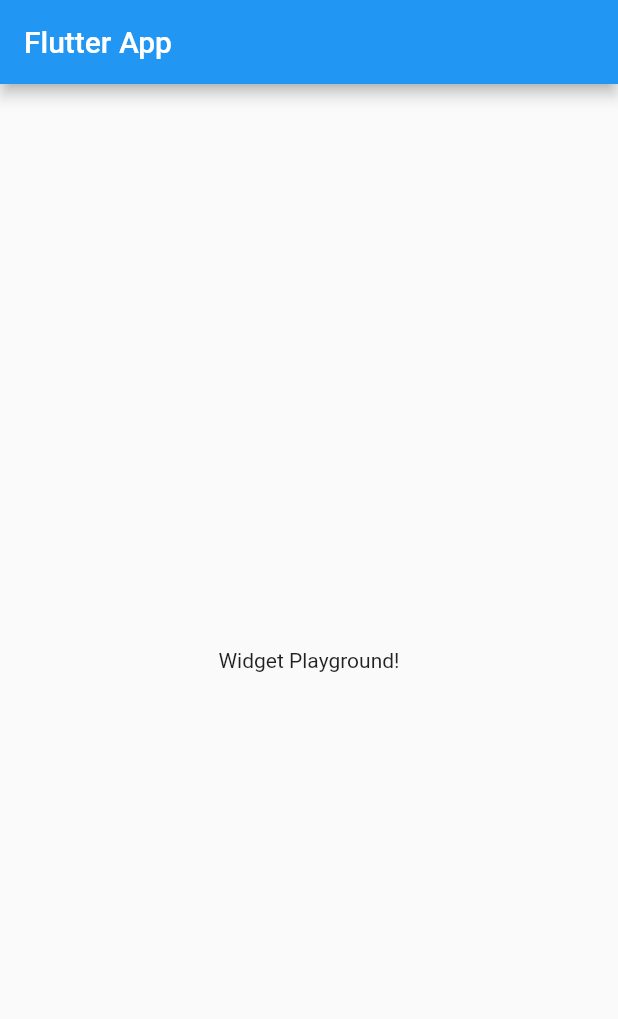
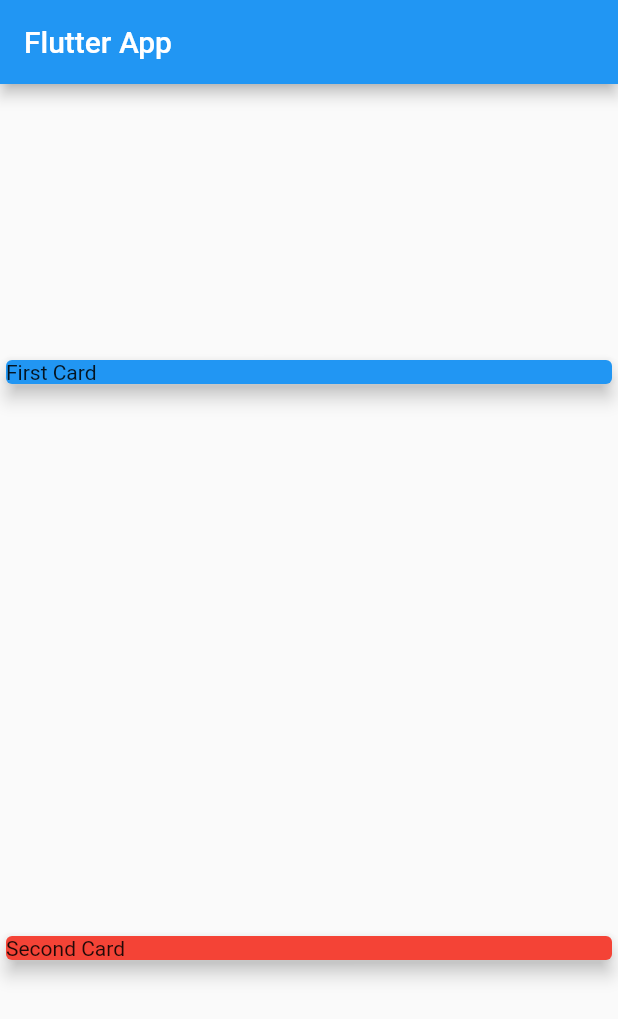
Before and after one commit to dhairya-lakhera/my-flutter-app2, a Flutter app: the screen it shows after launch, on a phone screen of 412 x 824 dp. Shown: the top 1019 px of the screen. Run offline on Flutter 3.47's test engine with Material 2 defaults, Android fonts, the phone set to English and light mode, and no system bars.

Commit message:
73 Understanding column alignemnt
cheatsheet of row-column in pdf

```diff
--- a/lib/main.dart
+++ b/lib/main.dart
@@ -16,12 +16,27 @@ class MyHomePage extends StatelessWidget {
   @override
   Widget build(BuildContext context) {
     return Scaffold(
-      appBar: AppBar(
-        title: Text('Flutter App'),
-      ),
-      body: Center(
-        child: Text('Widget Playground!'),
-      ),
-    );
+        appBar: AppBar(
+          title: Text('Flutter App'),
+        ),
+        body: Column(
+          mainAxisAlignment: MainAxisAlignment.spaceAround,
+          crossAxisAlignment: CrossAxisAlignment.stretch,
+          children: [
+            Container(
+              width: double.infinity,
+              child: Card(
+                child: Text('First Card'),
+                elevation: 5,
+                color: Colors.blue,
+              ),
+            ),
+            Card(
+              child: Text('Second Card'),
+              elevation: 5,
+              color: Colors.red,
+            ),
+          ],
+        ));
   }
 }
```
Also changed, not shown: 1 other file.
